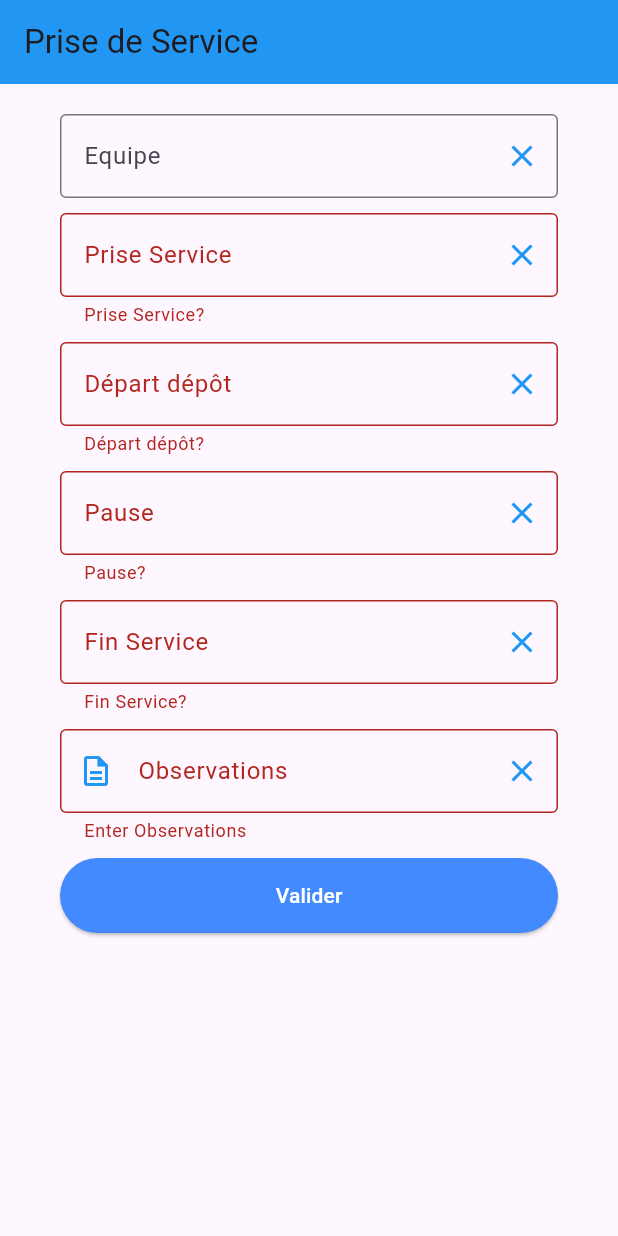
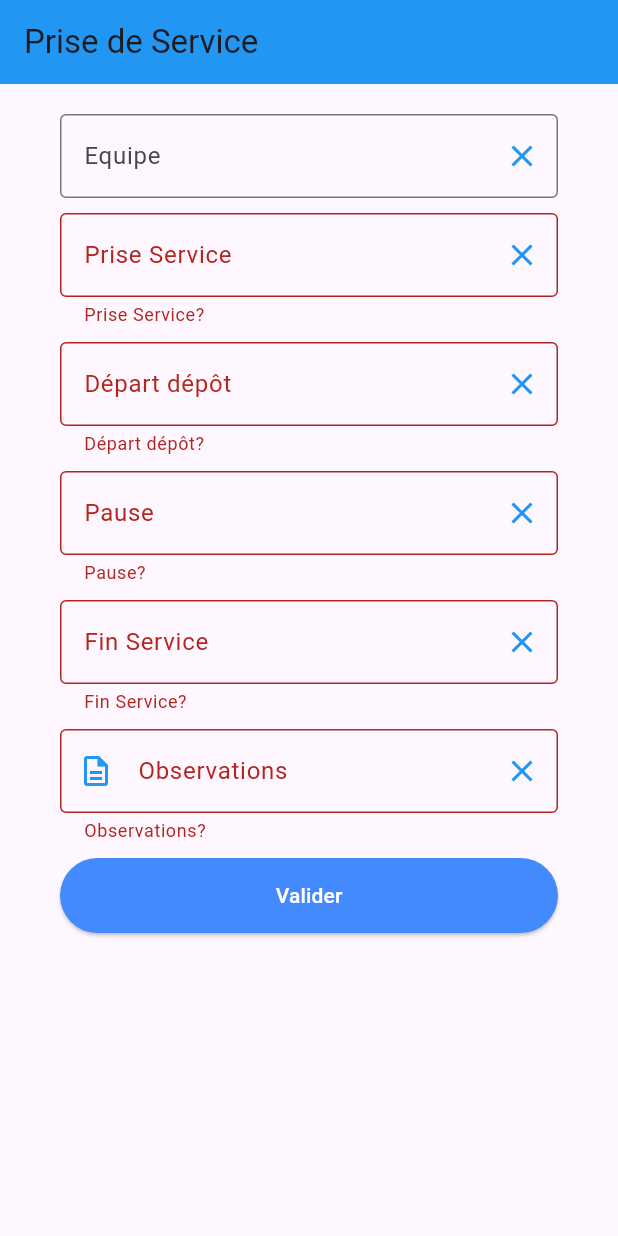
Before and after one commit to momotahar/kch_kovm, a Flutter app: the screen it shows after launch, after a tap on "Valider", on a phone screen of 412 x 824 dp. Run offline on Flutter 3.47's test engine with Material 3 defaults, Android fonts, the phone set to English and light mode, and no system bars; our stand-ins replace flutter_typeahead, percent_indicator, sqflite; missing offline and left inert: syncfusion_flutter_xlsio; accounts and stored records are empty.

Commit message:
3thd commit

```diff
--- a/lib/screens/service_rapport.dart
+++ b/lib/screens/service_rapport.dart
@@ -209,7 +209,7 @@ class _RapportScreenState extends State<RapportScreen> {
       ),
       validator: (value) {
         if (value!.isEmpty) {
-          return 'Enter $labelText';
+          return '$labelText?';
         }
         return null;
       },
```
Also changed, not shown: 1 other file.
